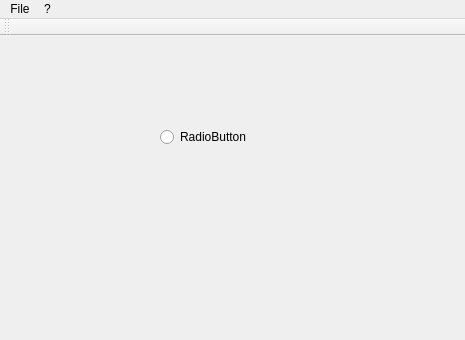
metalneox/Radio, file src/mainwindow.ui: the form before one commit.
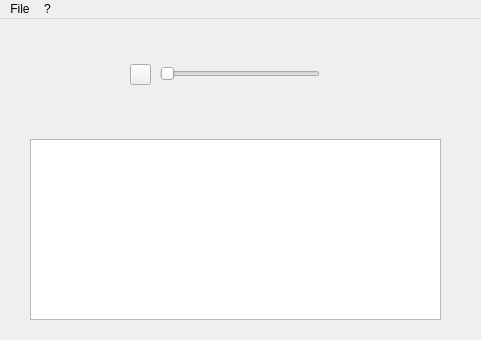
The form after the commit. Icons and pictures are not drawn.

Diff of the .ui file:
```diff
--- a/src/mainwindow.ui
+++ b/src/mainwindow.ui
@@ -9,10 +9,22 @@
    <rect>
     <x>0</x>
     <y>0</y>
-    <width>465</width>
+    <width>481</width>
     <height>340</height>
    </rect>
   </property>
+  <property name="minimumSize">
+   <size>
+    <width>481</width>
+    <height>340</height>
+   </size>
+  </property>
+  <property name="maximumSize">
+   <size>
+    <width>481</width>
+    <height>340</height>
+   </size>
+  </property>
   <property name="windowTitle">
    <string>MainWindow</string>
   </property>
@@ -25,7 +37,7 @@
     <property name="geometry">
      <rect>
       <x>30</x>
-      <y>60</y>
+      <y>14</y>
       <width>91</width>
       <height>81</height>
      </rect>
@@ -43,8 +55,8 @@
    <widget class="QLabel" name="imgLeft_2">
     <property name="geometry">
      <rect>
-      <x>310</x>
-      <y>60</y>
+      <x>350</x>
+      <y>20</y>
       <width>91</width>
       <height>81</height>
      </rect>
@@ -59,34 +71,53 @@
      <bool>true</bool>
     </property>
    </widget>
-   <widget class="QRadioButton" name="radioButton">
+   <widget class="QPushButton" name="PlayButton">
+    <property name="geometry">
+     <rect>
+      <x>130</x>
+      <y>45</y>
+      <width>21</width>
+      <height>21</height>
+     </rect>
+    </property>
+    <property name="text">
+     <string/>
+    </property>
+    <property name="icon">
+     <iconset>
+      <normaloff>img/play_audio.png</normaloff>img/play_audio.png</iconset>
+    </property>
+   </widget>
+   <widget class="QListWidget" name="listWidget">
+    <property name="geometry">
+     <rect>
+      <x>30</x>
+      <y>120</y>
+      <width>411</width>
+      <height>181</height>
+     </rect>
+    </property>
+   </widget>
+   <widget class="QSlider" name="AudioSlider">
     <property name="geometry">
      <rect>
       <x>160</x>
-      <y>90</y>
-      <width>117</width>
-      <height>22</height>
+      <y>40</y>
+      <width>160</width>
+      <height>29</height>
      </rect>
     </property>
-    <property name="text">
-     <string>RadioButton</string>
+    <property name="orientation">
+     <enum>Qt::Horizontal</enum>
     </property>
    </widget>
   </widget>
-  <widget class="QToolBar" name="mainToolBar">
-   <attribute name="toolBarArea">
-    <enum>TopToolBarArea</enum>
-   </attribute>
-   <attribute name="toolBarBreak">
-    <bool>false</bool>
-   </attribute>
-  </widget>
   <widget class="QMenuBar" name="menuBar">
    <property name="geometry">
     <rect>
      <x>0</x>
      <y>0</y>
-     <width>465</width>
+     <width>481</width>
      <height>25</height>
     </rect>
    </property>
```
Left out of the diff: 6 changed lines with no effect on the pictures.
